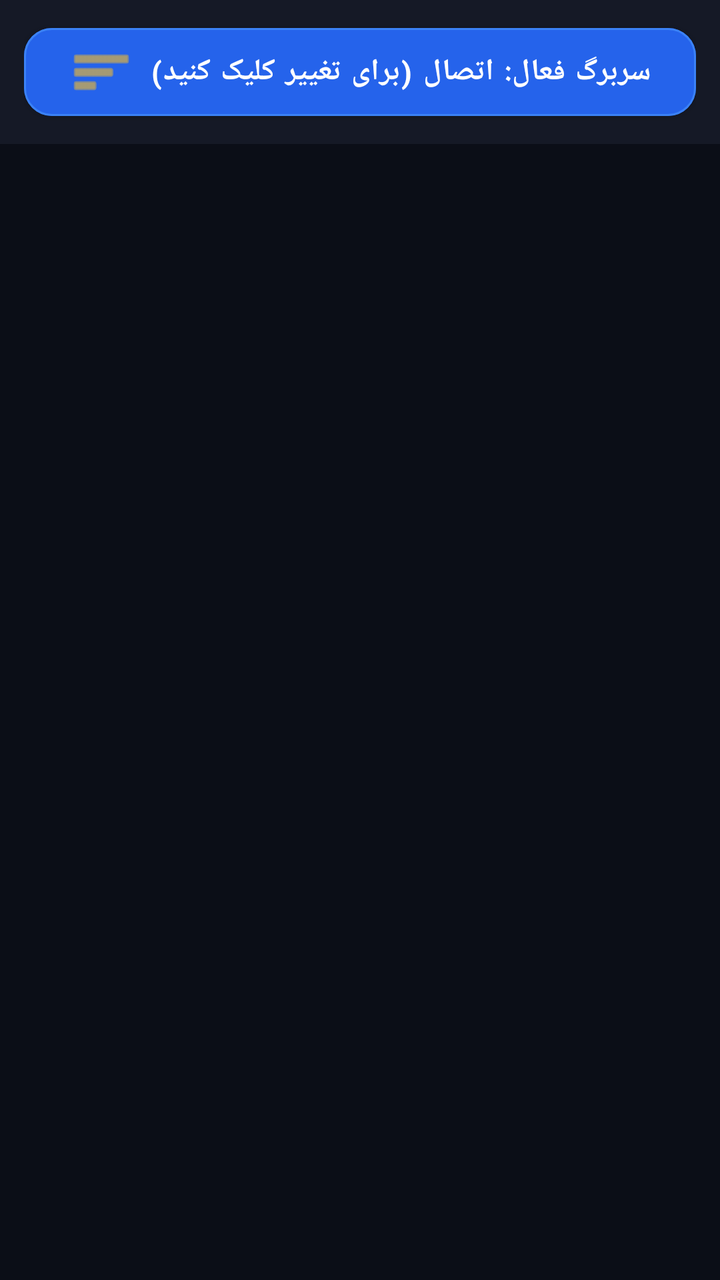
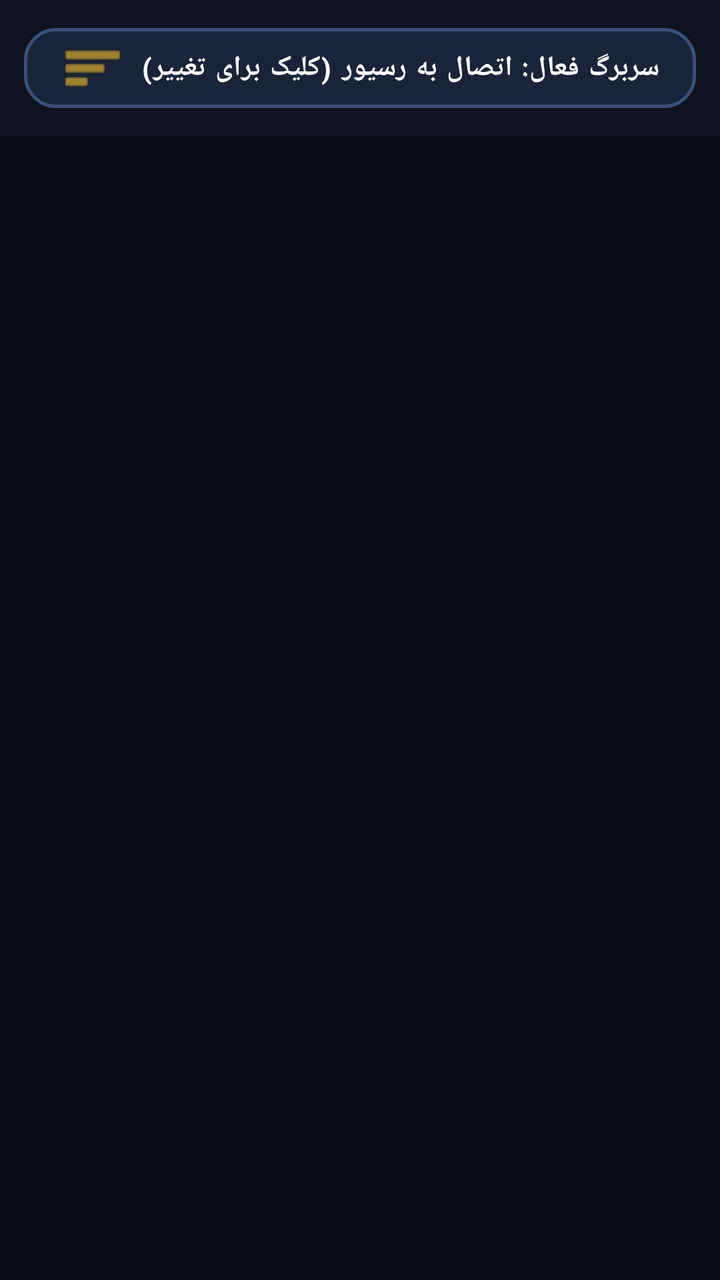

Compare the two renders of this Android layout. The source of the first and the diff that turns it into the second are given below.
<!-- AndroidManifest.xml: application theme Theme.GMScreenAccessible -->
<!-- res/layout/activity_main.xml -->
<?xml version="1.0" encoding="utf-8"?>
<LinearLayout xmlns:android="http://schemas.android.com/apk/res/android"
    xmlns:app="http://schemas.android.com/apk/res-auto"
    android:layout_width="match_parent"
    android:layout_height="match_parent"
    android:orientation="vertical"
    android:background="@color/dark_bg">

    
    <LinearLayout
        android:id="@+id/headerContainer"
        android:layout_width="match_parent"
        android:layout_height="wrap_content"
        android:orientation="vertical"
        android:background="@color/card_bg"
        android:paddingHorizontal="12dp"
        android:paddingVertical="8dp">

        <com.google.android.material.button.MaterialButton
            android:id="@+id/btnActiveTab"
            android:layout_width="match_parent"
            android:layout_height="56dp"
            android:text="سربرگ فعال: اتصال (برای تغییر کلیک کنید)"
            android:contentDescription="سربرگ فعال: اتصال. برای تغییر سربرگ دو بار ضربه بزنید"
            android:textColor="@color/white"
            android:textSize="15sp"
            android:textStyle="bold"
            app:icon="@android:drawable/ic_menu_sort_by_size"
            app:iconGravity="textStart"
            app:iconTint="@color/accent_yellow"
            app:backgroundTint="@color/primary"
            app:strokeColor="@color/primary_light"
            app:strokeWidth="1dp"
            app:cornerRadius="14dp" />

    </LinearLayout>

    
    <androidx.viewpager2.widget.ViewPager2
        android:id="@+id/viewPager"
        android:layout_width="match_parent"
        android:layout_height="0dp"
        android:layout_weight="1" />

</LinearLayout>
<!-- resources referenced by this layout -->
<resources>
  <color name="accent_yellow">#FFFBBF24</color>
  <color name="card_bg">#FF151926</color>
  <color name="dark_bg">#FF0B0E17</color>
  <color name="primary">#FF2563EB</color>
  <color name="primary_light">#FF3B82F6</color>
  <color name="white">#FFFFFFFF</color>
  <style name="Theme.GMScreenAccessible" parent="Theme.MaterialComponents.DayNight.NoActionBar">
          <item name="colorPrimary">@color/primary</item>
          <item name="colorPrimaryVariant">@color/primary_variant</item>
          <item name="colorOnPrimary">@color/white</item>
          <item name="colorSecondary">@color/secondary</item>
          <item name="colorSurface">@color/card_bg</item>
          <item name="colorOnSurface">@color/text_primary</item>
          <item name="android:statusBarColor">@color/dark_bg</item>
          <item name="android:navigationBarColor">@color/dark_bg</item>
          <item name="android:windowBackground">@color/dark_bg</item>
          <item name="materialAlertDialogTheme">@style/CustomMaterialAlertDialogTheme</item>
      </style>
  <color name="primary_variant">#FF1D4ED8</color>
  <color name="secondary">#FFF59E0B</color>
  <color name="text_primary">#FFF8FAFC</color>
  <style name="CustomMaterialAlertDialogTheme" parent="ThemeOverlay.MaterialComponents.MaterialAlertDialog">
          <item name="colorSurface">@color/card_bg_elevated</item>
          <item name="colorOnSurface">@color/text_primary</item>
          <item name="colorPrimary">@color/primary_light</item>
          <item name="shapeAppearanceOverlay">@style/DialogShapeAppearance</item>
      </style>
  <color name="card_bg_elevated">#FF1E2436</color>
  <style name="DialogShapeAppearance" parent="">
          <item name="cornerSize">16dp</item>
      </style>
</resources>

<!-- the commit's change to res/layout/activity_main.xml (unified diff, before → after) -->
@@ -12,26 +12,26 @@
         android:layout_width="match_parent"
         android:layout_height="wrap_content"
         android:orientation="vertical"
-        android:background="@color/card_bg"
+        android:background="#0F1420"
         android:paddingHorizontal="12dp"
         android:paddingVertical="8dp">
 
         <com.google.android.material.button.MaterialButton
             android:id="@+id/btnActiveTab"
             android:layout_width="match_parent"
-            android:layout_height="56dp"
-            android:text="سربرگ فعال: اتصال (برای تغییر کلیک کنید)"
-            android:contentDescription="سربرگ فعال: اتصال. برای تغییر سربرگ دو بار ضربه بزنید"
+            android:layout_height="52dp"
+            android:text="سربرگ فعال: اتصال به رسیور (کلیک برای تغییر)"
+            android:contentDescription="سربرگ فعال: اتصال به رسیور. برای تغییر سربرگ دو بار ضربه بزنید. برای شنیدن گزارش وضعیت رسیور، لمس طولانی کنید."
             android:textColor="@color/white"
-            android:textSize="15sp"
+            android:textSize="14sp"
             android:textStyle="bold"
             app:icon="@android:drawable/ic_menu_sort_by_size"
             app:iconGravity="textStart"
             app:iconTint="@color/accent_yellow"
-            app:backgroundTint="@color/primary"
-            app:strokeColor="@color/primary_light"
-            app:strokeWidth="1dp"
-            app:cornerRadius="14dp" />
+            app:backgroundTint="#192438"
+            app:strokeColor="#38517A"
+            app:strokeWidth="1.5dp"
+            app:cornerRadius="16dp" />
 
     </LinearLayout>
 
